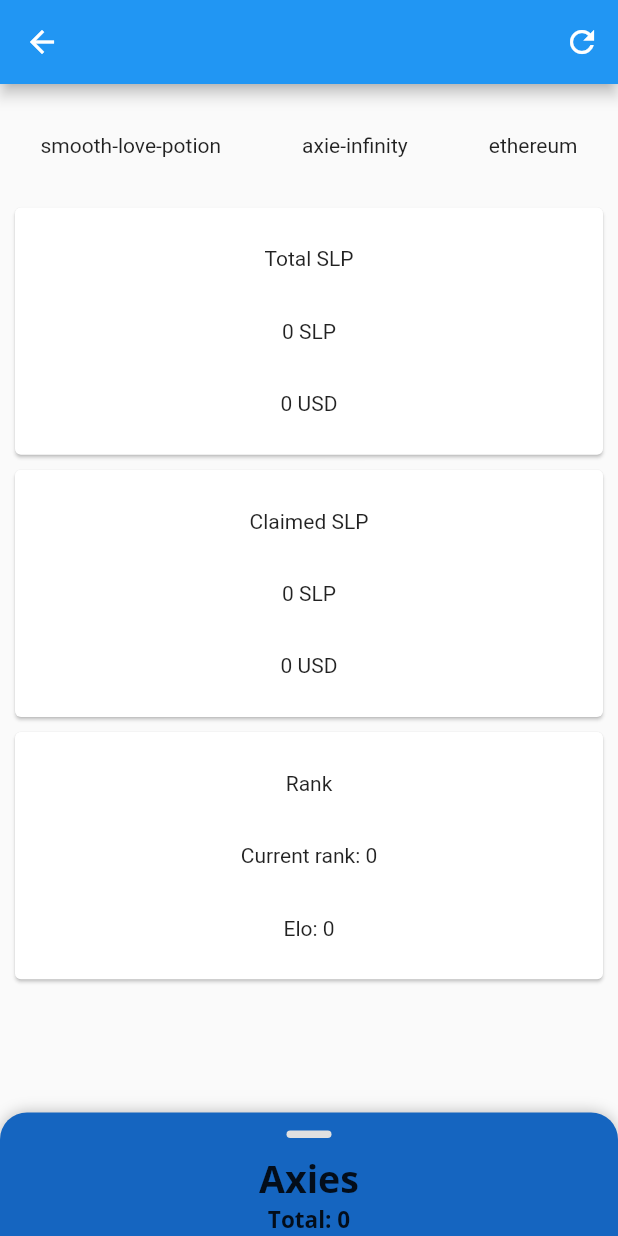
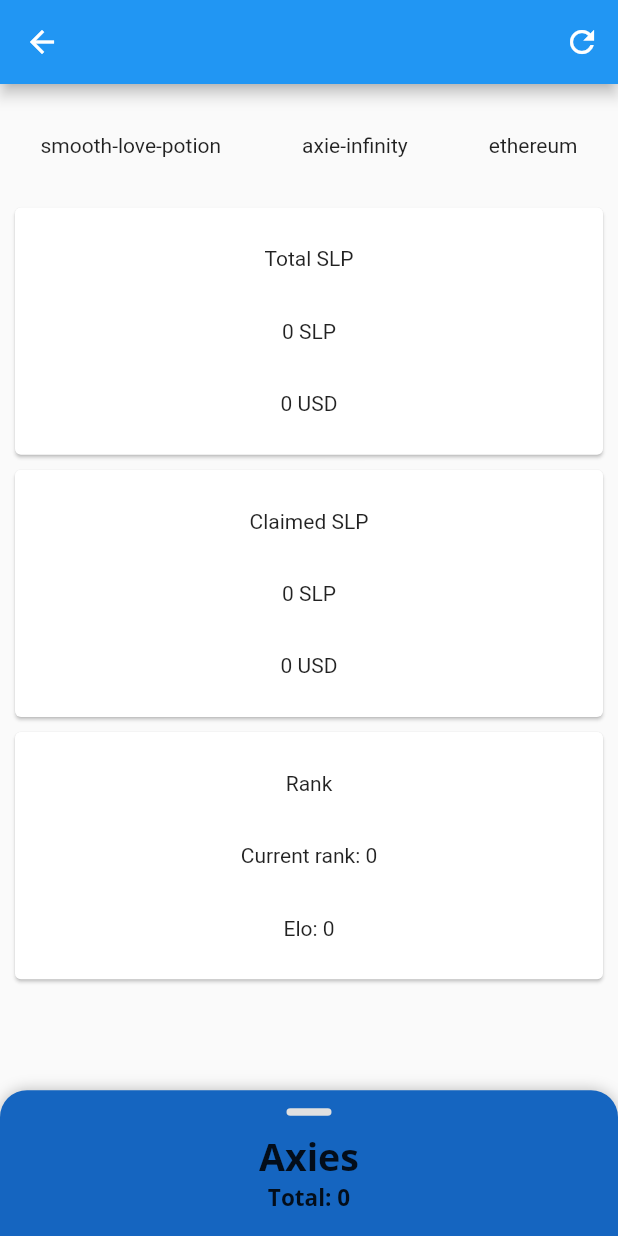
Before and after one commit to chuongphong12/axie_tracker, a Flutter app: the AccountHomeView screen opened by its route, on a phone screen of 412 x 824 dp. Run offline on Flutter 3.47's test engine with Material 2 defaults, Android fonts, the phone set to English and light mode, and no system bars; drawn by our look-alikes of sliding_up_panel; our stand-ins replace cloud_firestore, firebase_auth, firebase_core, flutter_form_builder, flutter_zoom_drawer, font_awesome_flutter and 4 more; accounts and stored records are empty; network calls fail.

Commit message:
correct something

```diff
--- a/lib/app/modules/account_home/controllers/account_home_controller.dart
+++ b/lib/app/modules/account_home/controllers/account_home_controller.dart
@@ -33,6 +33,7 @@
   int get totalAxie => _totalAxie.value;
   List<Result> get listAxie => _listAxie;
   Account get account => _account.value;
+  bool _running = true;
 
   final gameApi = 'https://game-api.axie.technology/api/v1/';
   // final axieWorld = 'https://axiesworld.firebaseapp.com/updateSpecific';
@@ -80,8 +81,11 @@
   }
 
   Stream<Coin> streamGetCoinData(String coinString) async* {
-    Coin coinData = await getCoinData(coinString);
-    yield coinData;
+    while (_running) {
+      await Future<void>.delayed(Duration(seconds: 10));
+      Coin coinData = await getCoinData(coinString);
+      yield coinData;
+    }
   }
 
   Future<void> getAxiesData(String address) async {
--- a/lib/app/modules/account_home/views/account_home_view.dart
+++ b/lib/app/modules/account_home/views/account_home_view.dart
@@ -16,7 +16,7 @@
   @override
   Widget build(BuildContext context) {
     final account = controller.account;
-    double _panelMinHeight = MediaQuery.of(context).size.height * 0.1;
+    double _panelMinHeight = MediaQuery.of(context).size.height * 0.118;
     double _panelMaxHeight = MediaQuery.of(context).size.height * 0.8;
 
     String _timeAgos(int timeStamp) {
@@ -53,9 +53,7 @@
       });
     }
 
-    return SafeArea(
-      top: false,
-      child: Scaffold(
+    return Scaffold(
         appBar: AppBar(
           title: Obx(() => Text(controller.name)),
           actions: [
@@ -180,7 +178,6 @@
               ],
             ),
           ),
-          )),
-    );
+        ));
   }
 }
--- a/lib/app/modules/account_home/widgets/coin_tracker.dart
+++ b/lib/app/modules/account_home/widgets/coin_tracker.dart
@@ -14,7 +14,7 @@
   @override
   Widget build(BuildContext context) {
     return StreamBuilder(
-      stream: Stream.fromFuture(_controller.getCoinData(coinId)),
+      stream: _controller.streamGetCoinData(coinId),
       builder: (context, AsyncSnapshot<coin.Coin> snapshot) {
         if (snapshot.hasData) {
           final currentPrice = snapshot.data!.marketData.currentPrice['usd']!
--- a/lib/app/modules/auth/login/bindings/login_binding.dart
+++ b/lib/app/modules/auth/login/bindings/login_binding.dart
@@ -1,6 +1,6 @@
-import '../../controllers/auth_controller.dart';
 import 'package:get/get.dart';
 
+import '../../controllers/auth_controller.dart';
 import '../controllers/login_controller.dart';
 
 class LoginBinding extends Bindings {
--- a/lib/app/utils/root.dart
+++ b/lib/app/utils/root.dart
@@ -1,4 +1,4 @@
-import 'package:axie_tracker/app/modules/home/views/home_view.dart';
+import '../modules/home/views/home_view.dart';
 import 'package:flutter/material.dart';
 import 'package:get/get.dart';
 
--- a/lib/app/widgets/app_drawer.dart
+++ b/lib/app/widgets/app_drawer.dart
@@ -1,4 +1,4 @@
-import 'package:axie_tracker/app/modules/auth/controllers/auth_controller.dart';
+import '../modules/auth/controllers/auth_controller.dart';
 import 'package:flutter/material.dart';
 import 'package:get/get.dart';
 
--- a/pubspec.yaml
+++ b/pubspec.yaml
@@ -23,6 +23,7 @@
   timeago: ^3.1.0
   liquid_pull_to_refresh: ^3.0.0
   flutter_zoom_drawer: ^2.1.1
+  rxdart: ^0.27.2
 
 dev_dependencies:
   lints: 1.0.1
```
Also changed, not shown: pubspec.lock. Lines whose indentation alone changed are shown as unchanged.
